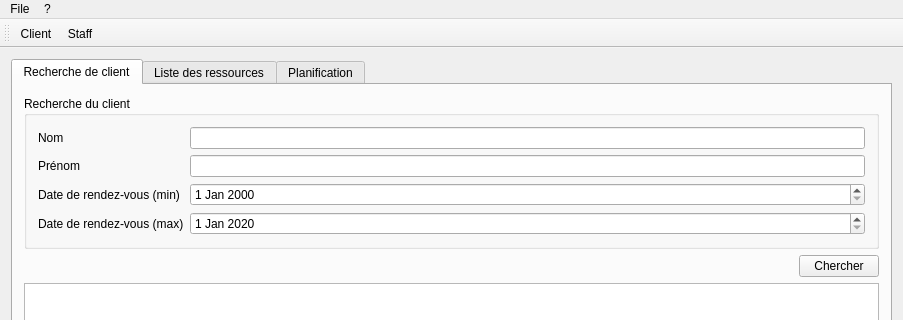
First picture: the form in QTP/mainwindow.ui, repository Qu3tzal/TpQt, before the edit; both pictures show x 0 to 903 and y 0 to 320 of the 903 by 558 pixel window.
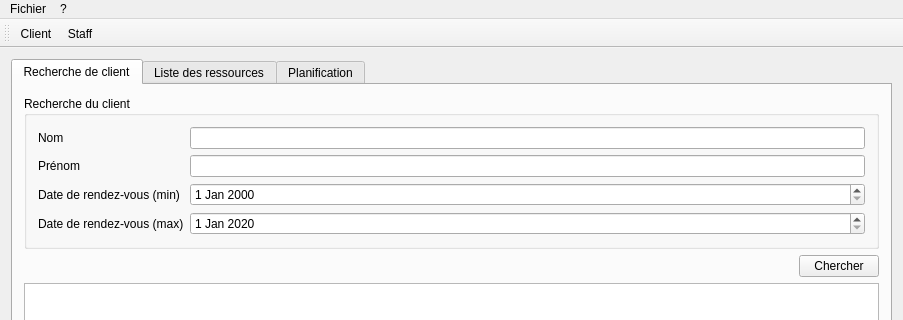
Second picture: the form after the edit. Icons and pictures are not drawn. Custom widgets are drawn as their Qt base class.

The edit to the form file:
```diff
--- a/QTP/mainwindow.ui
+++ b/QTP/mainwindow.ui
@@ -317,7 +317,7 @@
    </property>
    <widget class="QMenu" name="menuFile">
     <property name="title">
-     <string>File</string>
+     <string>Fichier</string>
     </property>
     <widget class="QMenu" name="menuAdd">
      <property name="title">
```
Left out of the diff: 12 changed lines with no effect on the pictures.
